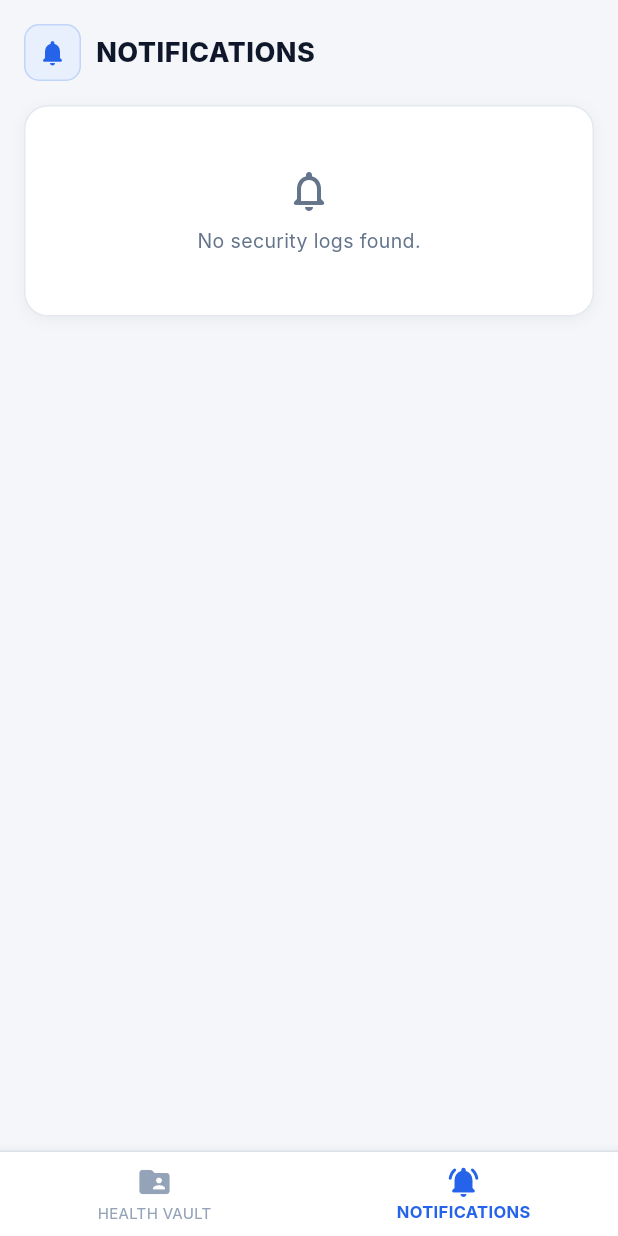
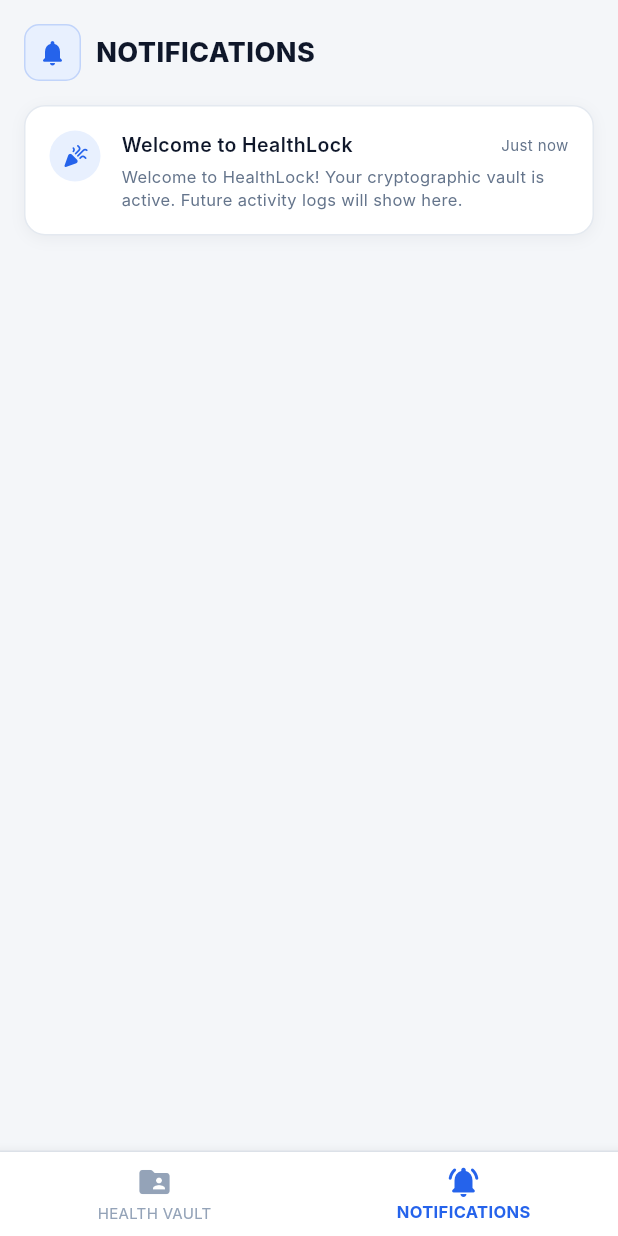
Before and after one commit to AI-develop2006/health_aegisRX, a Flutter app: the PatientVaultHome screen opened directly, item 2 of the bottom bar chosen, on a phone screen of 412 x 824 dp. Run offline on Flutter 3.47's test engine with Material 3 defaults, Android fonts, the light colour scheme and no system bars; our stand-ins replace qr_flutter; network calls fail; Roboto replaces fonts that are missing (Inter).

Commit message:
feat: implement welcome message notification and exact patient name log filtering

```diff
--- a/lib/main.dart
+++ b/lib/main.dart
@@ -544,9 +544,21 @@ class NotificationsView extends StatelessWidget {
     // Filter logs for relevance to the current patient
     final allLogs = state.activityLogs;
     final patientLogs = allLogs.where((log) {
-      final name = log['patientName']?.toString().toLowerCase() ?? '';
-      return name == 'n/a' || name.contains(state.patientName.toLowerCase());
+      final name = log['patientName']?.toString().toLowerCase().trim() ?? '';
+      final currentName = state.patientName.toLowerCase().trim();
+      return name == 'n/a' || name == currentName;
     }).toList();
+
+    if (patientLogs.isEmpty) {
+      patientLogs.add({
+        'timestamp': DateTime.now().toUtc().toIso8601String(),
+        'eventType': 'WELCOME',
+        'patientName': state.patientName,
+        'actorId': 'SYSTEM',
+        'details': 'Welcome to HealthLock! Your cryptographic vault is active. Future activity logs will show here.',
+        'hash': 'genesis'
+      });
+    }
 
     return Padding(
       padding: const EdgeInsets.all(16.0),
@@ -771,6 +783,11 @@ class NotificationsView extends StatelessWidget {
                       iconColor = AppColors.statusCritical;
                       tintColor = AppColors.tintSlate;
                       title = 'Doctor Access Blocked';
+                    } else if (eventType == 'WELCOME') {
+                      iconData = Icons.celebration_rounded;
+                      iconColor = AppColors.patientBlue;
+                      tintColor = AppColors.tintBlue;
+                      title = 'Welcome to HealthLock';
                     } else if (eventType.contains('LOGIN') ||
                         eventType.contains('REGISTER')) {
                       iconData = Icons.person_outline_rounded;
```
